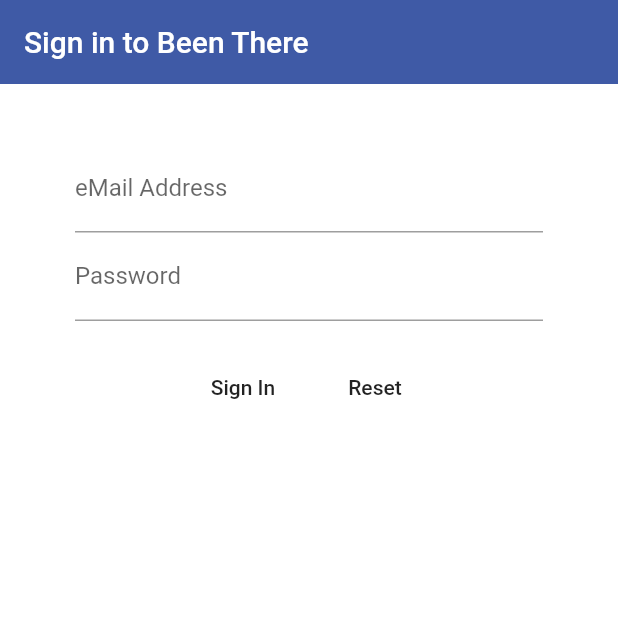
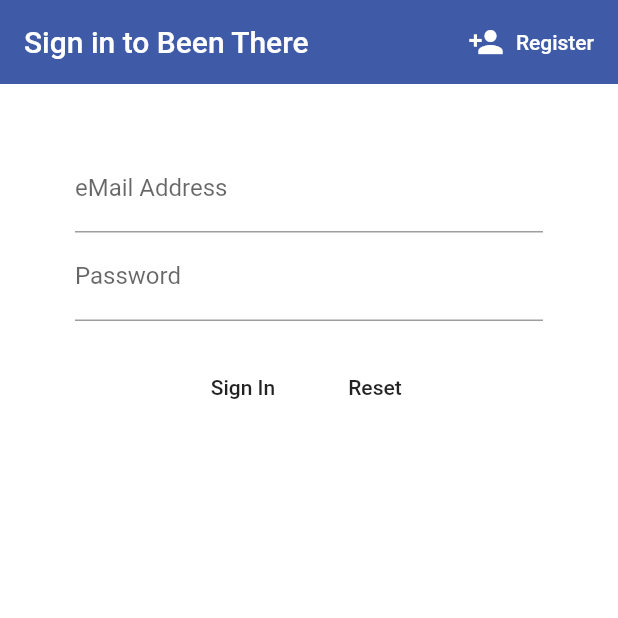
Before and after one commit to cottley/beenthere, a Flutter app: the screen it shows after launch, on a phone screen of 412 x 824 dp, the top half of it. Run offline on Flutter 3.47's test engine with Material 2 defaults, Android fonts, the phone set to English and light mode, and no system bars; drawn by our look-alikes of flutter_form_builder; our stand-ins replace firebase_auth; accounts and stored records are empty.

Commit message:
Toggle sign in and register screens

```diff
--- a/lib/screens/authenticate/authenticate.dart
+++ b/lib/screens/authenticate/authenticate.dart
@@ -1,3 +1,4 @@
+import 'package:beenthere/screens/authenticate/register.dart';
 import 'package:beenthere/screens/authenticate/sign_in.dart';
 import 'package:flutter/material.dart';
 
@@ -7,10 +8,19 @@ class Authenticate extends StatefulWidget {
 }
 
 class _AuthenticateState extends State<Authenticate> {
+
+  bool showSignIn = true;
+
+  void toggleView() {
+    setState(() => showSignIn = !showSignIn);
+  }
+
   @override
   Widget build(BuildContext context) {
-    return Container(
-      child: SignIn()
-    );
+    if (showSignIn) {
+      return SignIn(toggleView: toggleView);
+    } else {
+      return Register(toggleView: toggleView);
+    }
   }
 }
--- a/lib/screens/authenticate/sign_in.dart
+++ b/lib/screens/authenticate/sign_in.dart
@@ -5,6 +5,10 @@ import 'package:flutter_form_builder/flutter_form_builder.dart';
 final GlobalKey<FormBuilderState> _fbSignInKey = GlobalKey<FormBuilderState>();
 
 class SignIn extends StatefulWidget {
+
+  final Function toggleView;
+  SignIn({ this.toggleView });
+
   @override
   _SignInState createState() => _SignInState();
 }
@@ -19,7 +23,17 @@ class _SignInState extends State<SignIn> {
         appBar: AppBar(
             backgroundColor: Color(0xFF3F5AA6),
             elevation: 0.0,
-            title: Text('Sign in to Been There')),
+            title: Text('Sign in to Been There'),
+            actions: <Widget>[
+              FlatButton.icon(
+                icon: Icon(Icons.person_add),
+                label: Text('Register'),
+                textColor: Colors.white,
+                onPressed: () {
+                  widget.toggleView();
+                },
+              )
+            ]),
         body: Column(
           children: <Widget>[
             FormBuilder(
```
Also changed, not shown: lib/screens/authenticate/register.dart (+15 -1 lines).
